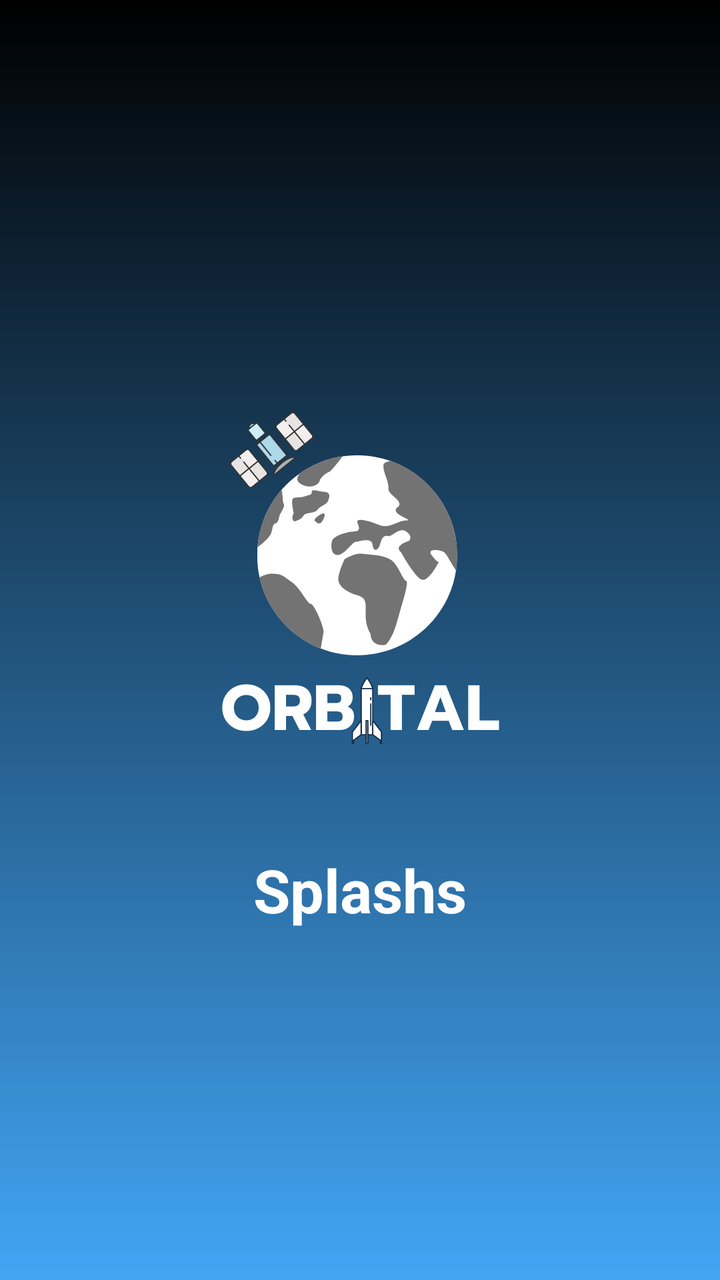
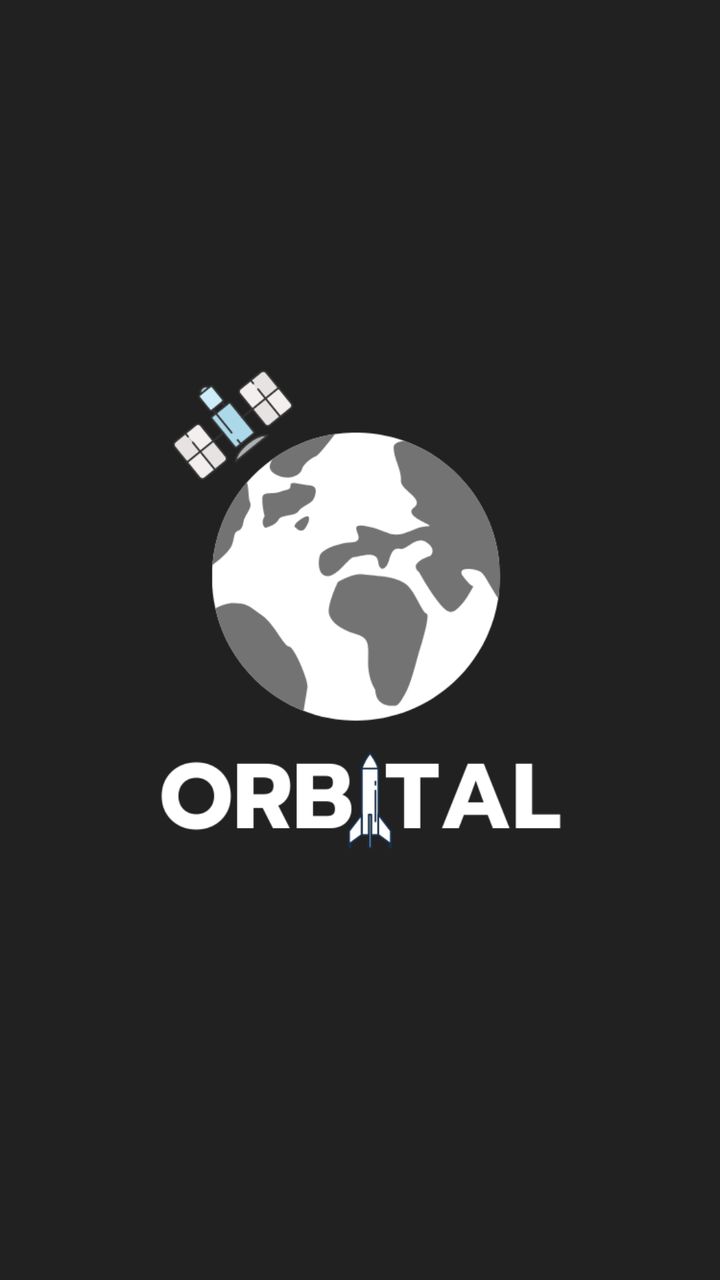

Compare the two renders of this Android layout. The source of the first and the diff that turns it into the second are given below.
<!-- AndroidManifest.xml: application theme AppTheme -->
<!-- res/layout/splash_screen.xml -->
<?xml version="1.0" encoding="utf-8"?>
    <RelativeLayout xmlns:android="http://schemas.android.com/apk/res/android"
        android:layout_width="match_parent"
        android:layout_height="match_parent"
        android:gravity="center"
        android:background="@drawable/sample_gradient">

        <ImageView
            android:id="@+id/logo_id"
            android:layout_width="250dp"
            android:layout_height="250dp"
            android:layout_centerInParent="true"
            android:src="@drawable/space_app"/>

    <TextView
        android:layout_width="wrap_content"
        android:layout_height="wrap_content"
        android:layout_below="@+id/logo_id"
        android:layout_centerHorizontal="true"
        android:text="@string/splash_text"
        android:textSize="30sp"
        android:textStyle="bold"
        android:textColor="@color/white"/>
    </RelativeLayout>
<!-- resources referenced by this layout -->
<resources>
  <color name="white">#FFFFFF</color>
  <!-- drawable sample_gradient (drawable) -->
  <?xml version="1.0" encoding="utf-8"?>
  <shape xmlns:android="http://schemas.android.com/apk/res/android" android:shape="rectangle" >
      <gradient
          android:startColor="@color/colorAccent"
          android:endColor="@color/colorPrimaryDark"
          android:angle="90"/>
      <corners
          android:radius="0dp"/>
  </shape>
  <!-- drawable space_app: png bitmap (drawable, 41464 bytes) -->
  <string name="splash_text">Splashs</string>
  <style name="AppTheme" parent="Theme.MaterialComponents">
          
          <item name="windowActionBar">true</item>
          <item name="colorPrimary">#212121</item>
          <item name="colorPrimaryDark">@color/colorPrimaryDark</item>
          <item name="colorAccent">#42A5F5</item>
      </style>
  <color name="colorAccent">#42A5F5</color>
  <color name="colorPrimaryDark">#000000</color>
</resources>

<!-- the commit's change to res/layout/splash_screen.xml (unified diff, before → after) -->
@@ -1,24 +1,14 @@
 <?xml version="1.0" encoding="utf-8"?>
-    <RelativeLayout xmlns:android="http://schemas.android.com/apk/res/android"
-        android:layout_width="match_parent"
-        android:layout_height="match_parent"
-        android:gravity="center"
-        android:background="@drawable/sample_gradient">
+<RelativeLayout xmlns:android="http://schemas.android.com/apk/res/android"
+    android:layout_width="match_parent"
+    android:layout_height="match_parent"
+    android:background="@color/colorPrimary"
+    android:gravity="center">
 
-        <ImageView
-            android:id="@+id/logo_id"
-            android:layout_width="250dp"
-            android:layout_height="250dp"
-            android:layout_centerInParent="true"
-            android:src="@drawable/space_app"/>
+    <ImageView
+        android:id="@+id/logo_id"
+        android:layout_width="364dp"
+        android:layout_height="420dp"
+        android:src="@drawable/space_app" />
 
-    <TextView
-        android:layout_width="wrap_content"
-        android:layout_height="wrap_content"
-        android:layout_below="@+id/logo_id"
-        android:layout_centerHorizontal="true"
-        android:text="@string/splash_text"
-        android:textSize="30sp"
-        android:textStyle="bold"
-        android:textColor="@color/white"/>
-    </RelativeLayout>
+</RelativeLayout>
<!-- resource entries referenced after the edit -->
@@ -1,18 +1,7 @@
 <!-- resources referenced by this layout -->
 <resources>
-  <color name="white">#FFFFFF</color>
-  <!-- drawable sample_gradient (drawable) -->
-  <?xml version="1.0" encoding="utf-8"?>
-  <shape xmlns:android="http://schemas.android.com/apk/res/android" android:shape="rectangle" >
-      <gradient
-          android:startColor="@color/colorAccent"
-          android:endColor="@color/colorPrimaryDark"
-          android:angle="90"/>
-      <corners
-          android:radius="0dp"/>
-  </shape>
+  <color name="colorPrimary">#212121</color>
   <!-- drawable space_app: png bitmap (drawable, 41464 bytes) -->
-  <string name="splash_text">Splashs</string>
   <style name="AppTheme" parent="Theme.MaterialComponents">
           
           <item name="windowActionBar">true</item>
@@ -20,7 +9,6 @@
           <item name="colorPrimaryDark">@color/colorPrimaryDark</item>
           <item name="colorAccent">#42A5F5</item>
       </style>
-  <color name="colorAccent">#42A5F5</color>
   <color name="colorPrimaryDark">#000000</color>
 </resources>
 
